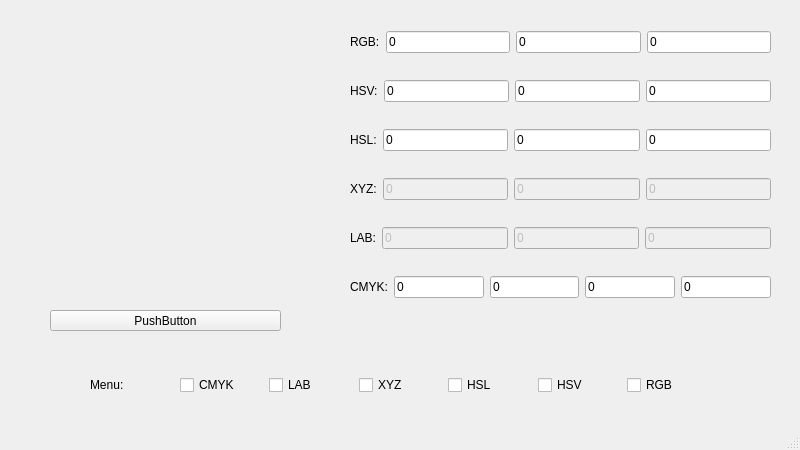
The window that mainwindow.ui (profy0/colors) describes before a commit, drawn with Qt 5.
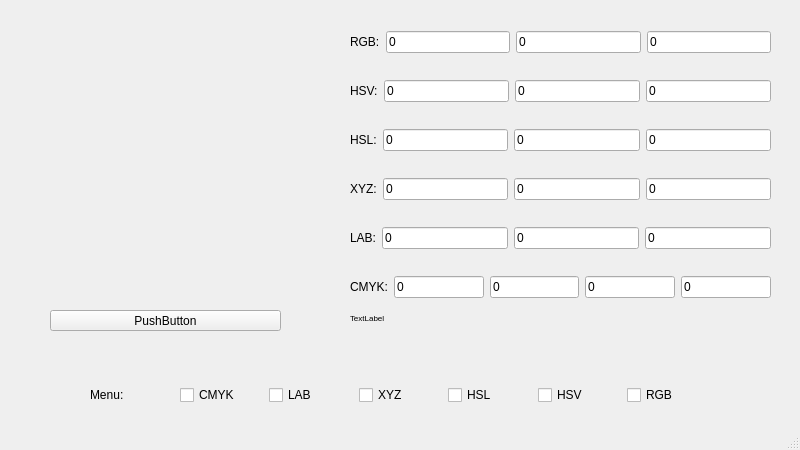
The same window after the commit.

The edit to the form file:
```diff
--- a/mainwindow.ui
+++ b/mainwindow.ui
@@ -26,7 +26,7 @@
      <verstretch>0</verstretch>
     </sizepolicy>
    </property>
-   <widget class="QWidget" name="">
+   <widget class="QWidget" name="layoutWidget">
     <property name="geometry">
      <rect>
       <x>350</x>
@@ -153,7 +153,7 @@
        <item>
         <widget class="QLineEdit" name="xyz1">
          <property name="enabled">
-          <bool>false</bool>
+          <bool>true</bool>
          </property>
          <property name="text">
           <string>0</string>
@@ -163,7 +163,7 @@
        <item>
         <widget class="QLineEdit" name="xyz2">
          <property name="enabled">
-          <bool>false</bool>
+          <bool>true</bool>
          </property>
          <property name="text">
           <string>0</string>
@@ -173,7 +173,7 @@
        <item>
         <widget class="QLineEdit" name="xyz3">
          <property name="enabled">
-          <bool>false</bool>
+          <bool>true</bool>
          </property>
          <property name="text">
           <string>0</string>
@@ -194,7 +194,7 @@
        <item>
         <widget class="QLineEdit" name="lab1">
          <property name="enabled">
-          <bool>false</bool>
+          <bool>true</bool>
          </property>
          <property name="text">
           <string>0</string>
@@ -204,7 +204,7 @@
        <item>
         <widget class="QLineEdit" name="lab2">
          <property name="enabled">
-          <bool>false</bool>
+          <bool>true</bool>
          </property>
          <property name="text">
           <string>0</string>
@@ -214,7 +214,7 @@
        <item>
         <widget class="QLineEdit" name="lab3">
          <property name="enabled">
-          <bool>false</bool>
+          <bool>true</bool>
          </property>
          <property name="text">
           <string>0</string>
@@ -268,7 +268,7 @@
     <property name="geometry">
      <rect>
       <x>90</x>
-      <y>340</y>
+      <y>350</y>
       <width>621</width>
       <height>91</height>
      </rect>
@@ -359,6 +359,24 @@
      <string>PushButton</string>
     </property>
    </widget>
+   <widget class="QLabel" name="warning">
+    <property name="geometry">
+     <rect>
+      <x>350</x>
+      <y>310</y>
+      <width>421</width>
+      <height>16</height>
+     </rect>
+    </property>
+    <property name="font">
+     <font>
+      <pointsize>6</pointsize>
+     </font>
+    </property>
+    <property name="text">
+     <string>TextLabel</string>
+    </property>
+   </widget>
   </widget>
   <widget class="QMenuBar" name="menubar">
    <property name="geometry">
```
